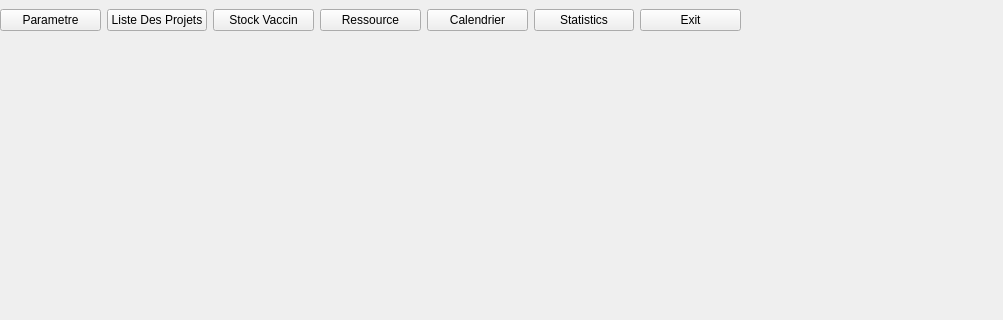
ProjetCPP-S2-2A15/projetcpp2a15-vaccicare, file mainwindow.ui: the form before one commit; both pictures show x 0 to 1003 and y 0 to 320 of the 1196 by 727 pixel window.
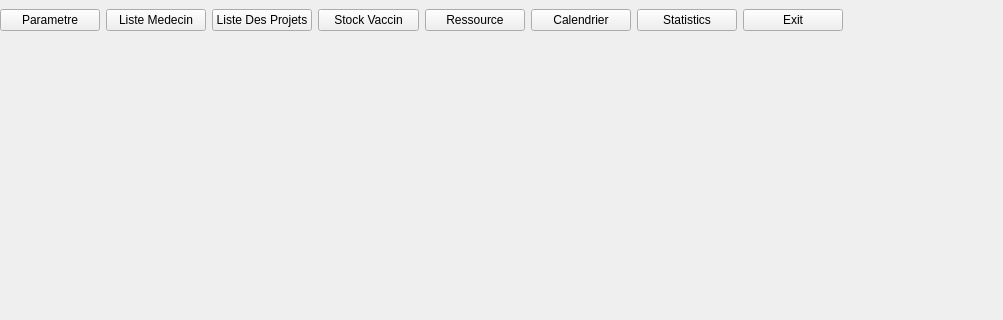
The form after the commit.

Commit message: INTEGRATION MEDECIN PART 1

What changed in the file:
```diff
--- a/mainwindow.ui
+++ b/mainwindow.ui
@@ -19,7 +19,7 @@
      <rect>
       <x>0</x>
       <y>0</y>
-      <width>741</width>
+      <width>843</width>
       <height>41</height>
      </rect>
     </property>
@@ -31,6 +31,13 @@
        </property>
       </widget>
      </item>
+     <item>
+      <widget class="QPushButton" name="ButtonListeMedecin">
+       <property name="text">
+        <string>Liste Medecin</string>
+       </property>
+      </widget>
+     </item>
      <item>
       <widget class="QPushButton" name="ButtonListeProjet">
        <property name="text">
```
Left out of the diff: 2 changed lines with no effect on the pictures. The commit also changes 12 other files.
